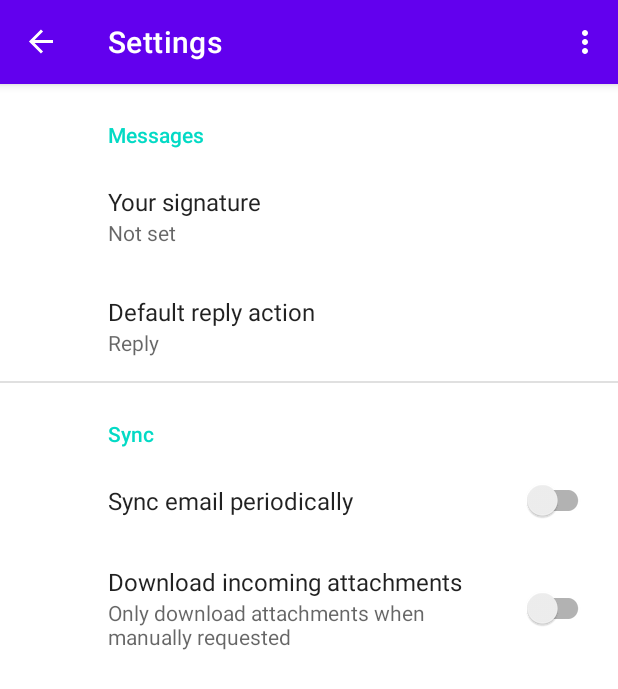
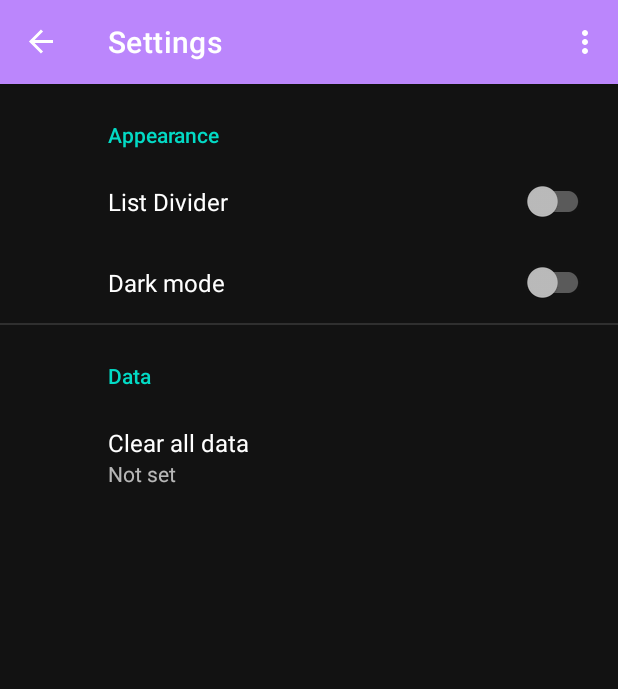
Before and after one commit to joopixel1/Note7, an Android app: the SettingsFragment screen opened through its navigation route, on a phone screen of 412 x 824 dp. Shown: the top 689 px of the screen. Run offline under Robolectric (Android 15) with nearby library versions, the phone set to English and light mode, and no system bars; our stand-ins replace androidx.preference, navigation-ui.

Commit message:
added settings features

```diff
--- a/app/src/main/java/com/pixie/note7/fragment/MainFragment.kt
+++ b/app/src/main/java/com/pixie/note7/fragment/MainFragment.kt
@@ -1,17 +1,28 @@
 package com.pixie.note7.fragment
 
+import android.app.AlarmManager
+import android.app.PendingIntent
+import android.content.Context
+import android.content.Intent
 import android.os.Bundle
 import androidx.fragment.app.Fragment
 import android.view.LayoutInflater
 import android.view.View
 import android.view.ViewGroup
+import android.widget.Toast
+import androidx.appcompat.app.AppCompatDelegate
 import androidx.navigation.fragment.findNavController
+import androidx.preference.PreferenceManager
 import androidx.recyclerview.widget.DefaultItemAnimator
+import androidx.recyclerview.widget.DividerItemDecoration
 import androidx.recyclerview.widget.LinearLayoutManager
 import com.pixie.note7.MainActivity
 import com.pixie.note7.R
 import com.pixie.note7.api.NoteAdapter
+import com.pixie.note7.api.Type
 import com.pixie.note7.databinding.FragmentMainBinding
+import com.pixie.note7.receiver.AlarmReceiver
+import com.pixie.note7.weekdata.IdFinder
 
 /**
  * A simple [Fragment] subclass as the default destination in the navigation.
@@ -62,16 +73,58 @@ class MainFragment : Fragment() {
     override fun onResume() {
         super.onResume()
 
+
+        val prefs = PreferenceManager.getDefaultSharedPreferences(context)
+        val listDividers = prefs.getBoolean("divider", true)
+        if (listDividers){
+            binding.recyclerView.addItemDecoration(DividerItemDecoration(context, LinearLayoutManager.VERTICAL))
+        }else{
+            if (binding.recyclerView.itemDecorationCount > 0) binding.recyclerView.removeItemDecorationAt(0)
+        }
+
+        val darkMode = prefs.getBoolean("mode", true)
+        if(darkMode){
+            AppCompatDelegate.setDefaultNightMode(AppCompatDelegate.MODE_NIGHT_YES)
+        }else{
+            AppCompatDelegate.setDefaultNightMode(AppCompatDelegate.MODE_NIGHT_NO)
+        }
+
+        val deleteAllItems = prefs.getString("clear", "")
+        if(deleteAllItems == "Yes"){
+            deleteAll()
+            val editor = prefs.edit()
+            editor.putString("clear", "No")
+            editor.apply()
+        }
+
         act.loadNotes()
         nadapter?.notifyDataSetChanged()
 
-//        val prefs = getSharedPreferences("Note settings", Context.MODE_PRIVATE)
-//        val listDividers = prefs.getBoolean("dividers", true)
-//        if (listDividers){
-//            recyclerView!!.addItemDecoration(DividerItemDecoration(this, LinearLayoutManager.VERTICAL))
-//        }else{
-//            if (recyclerView!!.itemDecorationCount > 0) recyclerView!!.removeItemDecorationAt(0)
-//        }
+
+
+    }
+
+    private fun deleteAll() {
+
+        act.noteList.forEach {
+            if (it.getType() == Type.TODO){
+                cancelAlarm(it.getId())
+            }
+            if(it.getType() == Type.IDEA){
+                if (it.getAlarm().substring(0, 5) == "daily"){
+                    cancelAlarm(it.getId())
+                }else{
+                    val id = IdFinder()
+                    val shelby = id.getId("${it.getAlarm()}")
+                    for (i in shelby){
+                        cancelAlarm(i)
+                    }
+                }
+            }
+        }
+
+        act.noteList.clear()
+        act.saveNotes()
     }
 
 
@@ -80,4 +133,12 @@ class MainFragment : Fragment() {
         findNavController().navigate(action)
     }
 
+    private fun cancelAlarm(id: Int) {
+        val alarmManager = context?.getSystemService(Context.ALARM_SERVICE) as AlarmManager
+        val intent = Intent(requireActivity().applicationContext, AlarmReceiver::class.java)
+        val pendingIntent = PendingIntent.getBroadcast(context, id, intent, PendingIntent.FLAG_UPDATE_CURRENT)
+        alarmManager.cancel(pendingIntent)
+        Toast.makeText(context, "Alarm is cancelled", Toast.LENGTH_SHORT).show()
+    }
+
 }
--- a/app/src/main/res/values/arrays.xml
+++ b/app/src/main/res/values/arrays.xml
@@ -1,12 +1,12 @@
 <resources>
     <!-- Reply Preference -->
     <string-array name="reply_entries">
-        <item>Reply</item>
-        <item>Reply to all</item>
+        <item>Yes</item>
+        <item>No</item>
     </string-array>
 
     <string-array name="reply_values">
-        <item>reply</item>
-        <item>reply_all</item>
+        <item>Yes</item>
+        <item>No</item>
     </string-array>
 </resources>
--- a/app/src/main/res/values/themes.xml
+++ b/app/src/main/res/values/themes.xml
@@ -1,6 +1,6 @@
 <resources xmlns:tools="http://schemas.android.com/tools">
     <!-- Base application theme. -->
-    <style name="Theme.Note7" parent="Theme.MaterialComponents.DayNight.DarkActionBar">
+    <style name="Theme.Note7" parent="Theme.AppCompat.Light.DarkActionBar">
         <!-- Primary brand color. -->
         <item name="colorPrimary">@color/purple_500</item>
         <item name="colorPrimaryVariant">@color/purple_700</item>
--- a/app/src/main/res/xml/root_preferences.xml
+++ b/app/src/main/res/xml/root_preferences.xml
@@ -1,35 +1,29 @@
 <PreferenceScreen xmlns:app="http://schemas.android.com/apk/res-auto">
 
-    <PreferenceCategory app:title="@string/messages_header">
+    <PreferenceCategory app:title="Appearance">
 
-        <EditTextPreference
-            app:key="signature"
-            app:title="@string/signature_title"
-            app:useSimpleSummaryProvider="true" />
+        <SwitchPreferenceCompat
+            app:key="divider"
+            app:title="List Divider" />
+
+        <SwitchPreferenceCompat
+            app:key="mode"
+            app:title="Dark mode" />
+
+    </PreferenceCategory>
+
+    <PreferenceCategory app:title="Data">
 
         <ListPreference
+            app:key="clear"
+            app:title="Clear all data"
             app:defaultValue="reply"
+
             app:entries="@array/reply_entries"
             app:entryValues="@array/reply_values"
-            app:key="reply"
-            app:title="@string/reply_title"
+
             app:useSimpleSummaryProvider="true" />
 
     </PreferenceCategory>
 
-    <PreferenceCategory app:title="@string/sync_header">
-
-        <SwitchPreferenceCompat
-            app:key="sync"
-            app:title="@string/sync_title" />
-
-        <SwitchPreferenceCompat
-            app:dependency="sync"
-            app:key="attachment"
-            app:summaryOff="@string/attachment_summary_off"
-            app:summaryOn="@string/attachment_summary_on"
-            app:title="@string/attachment_title" />
-
-    </PreferenceCategory>
-
 </PreferenceScreen>
```
